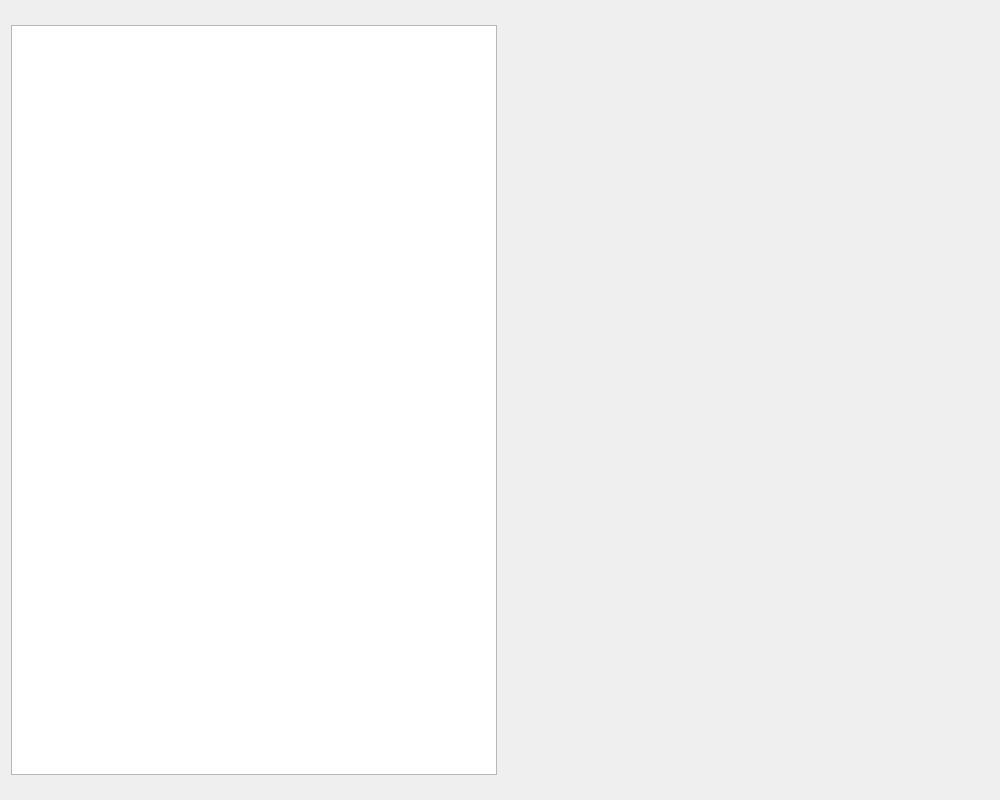
Above: Tasker/CommStatsQWidget.ui from thebigG/Tasker before the change. Below: the same form after it.
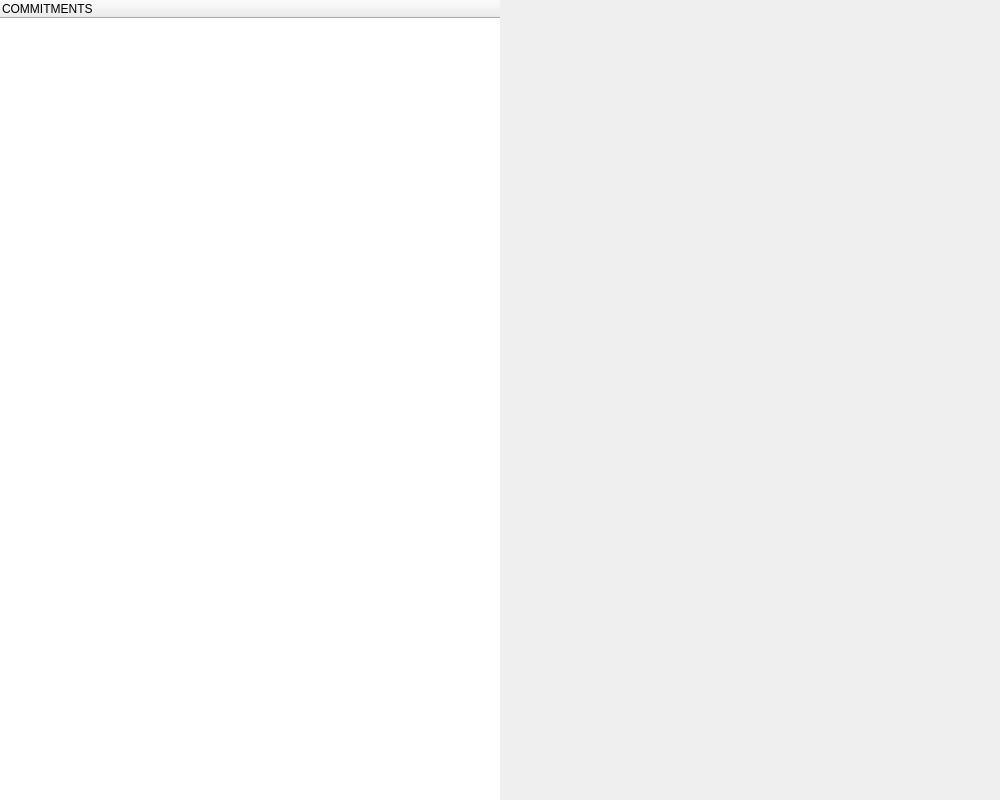
That is the form after the change.

Commit message: Decoupled QMainWindow from CommStats properlyby making MainUI a subclass of QMainWindow(read docs for details): -Updated docs -TODO: Decouple CommitmentSnapshot from CommStats for bertter and easier to manage UI/cod . -TODO:Move context menus management to MainUI.

```diff
--- a/Tasker/CommStatsQWidget.ui
+++ b/Tasker/CommStatsQWidget.ui
@@ -26,13 +26,28 @@
    <string>Tasker - My Commitments</string>
   </property>
   <layout class="QGridLayout" name="gridLayout">
+   <property name="leftMargin">
+    <number>0</number>
+   </property>
+   <property name="topMargin">
+    <number>0</number>
+   </property>
+   <property name="rightMargin">
+    <number>0</number>
+   </property>
+   <property name="bottomMargin">
+    <number>0</number>
+   </property>
+   <property name="spacing">
+    <number>0</number>
+   </property>
    <item row="0" column="0">
     <widget class="QTreeWidget" name="commitmentsQTreeWidget">
      <property name="enabled">
       <bool>true</bool>
      </property>
      <property name="sizePolicy">
-      <sizepolicy hsizetype="Preferred" vsizetype="Preferred">
+      <sizepolicy hsizetype="Preferred" vsizetype="MinimumExpanding">
        <horstretch>0</horstretch>
        <verstretch>0</verstretch>
       </sizepolicy>
@@ -46,11 +61,11 @@
      <property name="maximumSize">
       <size>
        <width>800</width>
-       <height>800</height>
+       <height>1000</height>
       </size>
      </property>
      <property name="frameShape">
-      <enum>QFrame::StyledPanel</enum>
+      <enum>QFrame::NoFrame</enum>
      </property>
      <property name="frameShadow">
       <enum>QFrame::Plain</enum>
@@ -74,7 +89,7 @@
       <enum>QAbstractItemView::SingleSelection</enum>
      </property>
      <attribute name="headerVisible">
-      <bool>false</bool>
+      <bool>true</bool>
      </attribute>
      <column>
       <property name="text">
@@ -92,6 +107,12 @@
       </size>
      </property>
      <layout class="QGridLayout" name="gridLayout_2">
+      <property name="topMargin">
+       <number>0</number>
+      </property>
+      <property name="spacing">
+       <number>0</number>
+      </property>
       <item row="0" column="0">
        <widget class="QWidget" name="CommitmentSnaphotQWidget" native="true">
         <property name="maximumSize">
```
The commit also changes 21 other files.
